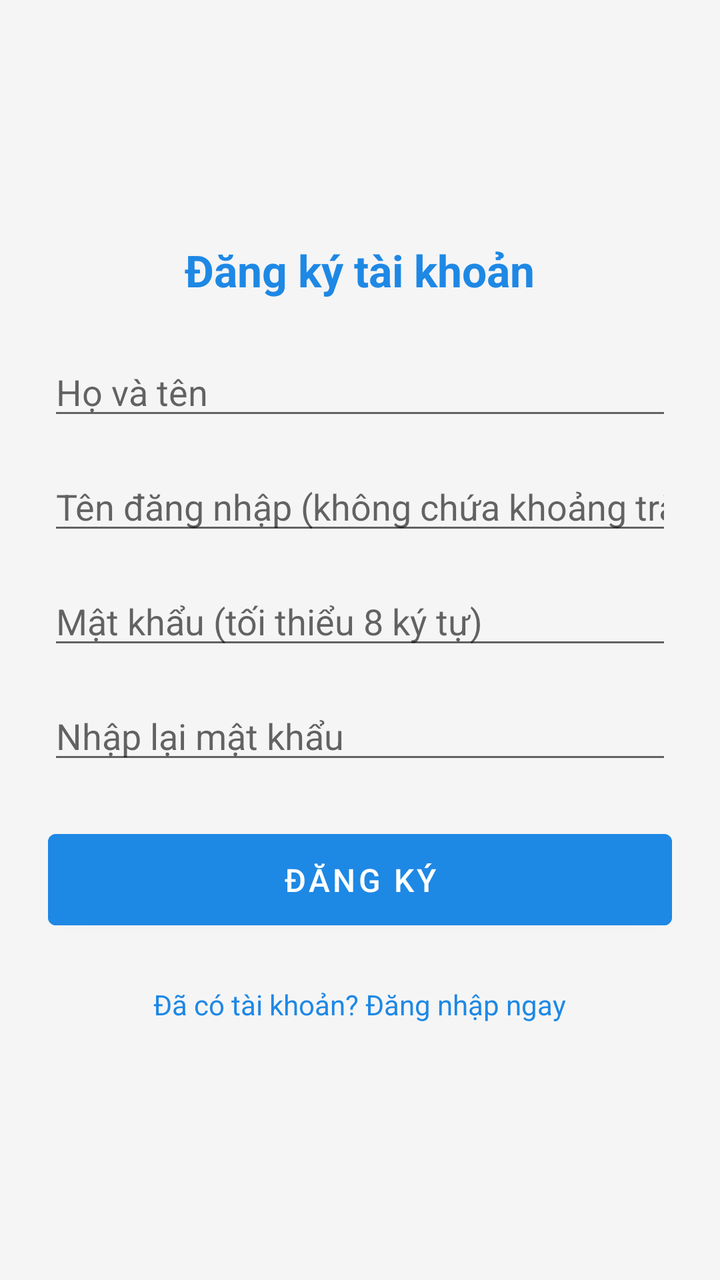
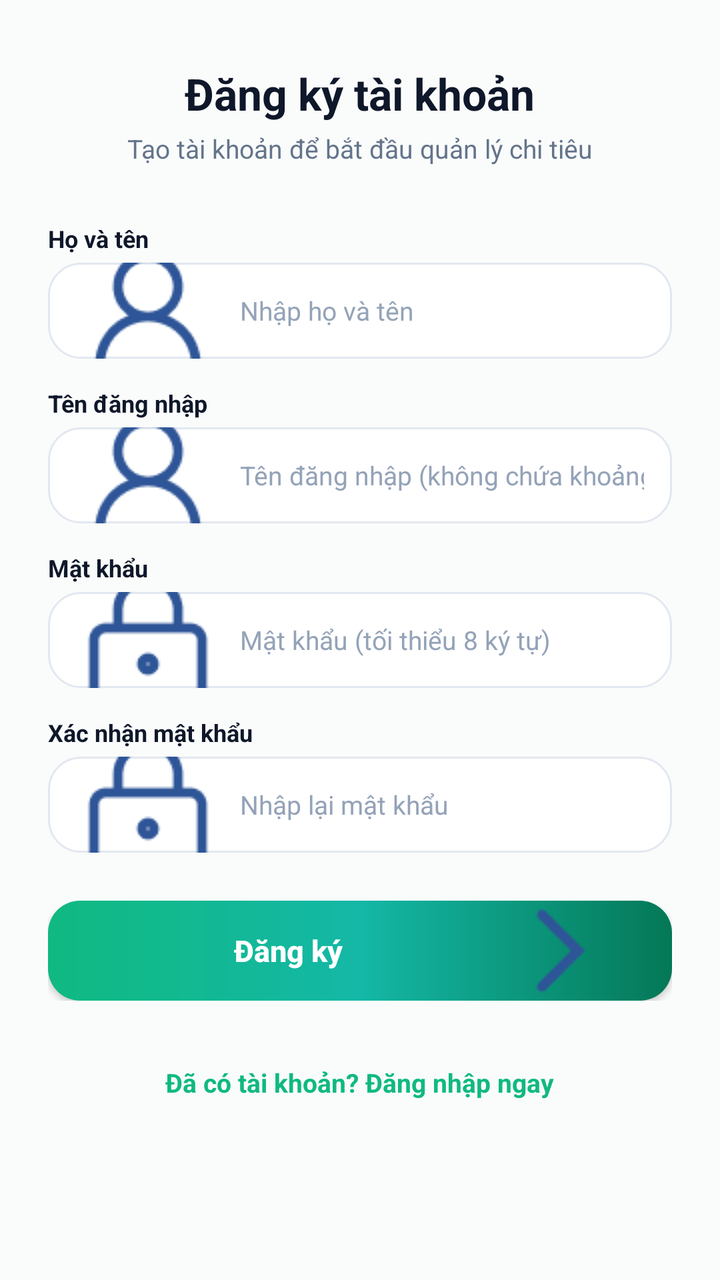

Screens rendered from an Android XML layout before and after an edit, with the pre-edit source and the edit as a unified diff.
<!-- AndroidManifest.xml: application theme Theme.PersonalExpenseManager -->
<!-- res/layout/activity_register.xml -->
<?xml version="1.0" encoding="utf-8"?>
<ScrollView xmlns:android="http://schemas.android.com/apk/res/android"
    android:layout_width="match_parent"
    android:layout_height="match_parent"
    android:fillViewport="true"
    android:background="@color/background_light">

    <LinearLayout
        android:layout_width="match_parent"
        android:layout_height="wrap_content"
        android:gravity="center"
        android:orientation="vertical"
        android:padding="24dp">

        <TextView
            android:id="@+id/tvRegisterTitle"
            android:layout_width="wrap_content"
            android:layout_height="wrap_content"
            android:text="Đăng ký tài khoản"
            android:textColor="@color/primary"
            android:textSize="22sp"
            android:textStyle="bold" />

        <EditText
            android:id="@+id/etFullName"
            android:layout_width="match_parent"
            android:layout_height="wrap_content"
            android:layout_marginTop="24dp"
            android:hint="Họ và tên"
            android:inputType="textPersonName" />

        <EditText
            android:id="@+id/etUsername"
            android:layout_width="match_parent"
            android:layout_height="wrap_content"
            android:layout_marginTop="16dp"
            android:hint="Tên đăng nhập (không chứa khoảng trắng)"
            android:inputType="text" />

        <EditText
            android:id="@+id/etPassword"
            android:layout_width="match_parent"
            android:layout_height="wrap_content"
            android:layout_marginTop="16dp"
            android:hint="Mật khẩu (tối thiểu 8 ký tự)"
            android:inputType="textPassword" />

        <EditText
            android:id="@+id/etConfirmPassword"
            android:layout_width="match_parent"
            android:layout_height="wrap_content"
            android:layout_marginTop="16dp"
            android:hint="Nhập lại mật khẩu"
            android:inputType="textPassword" />

        <Button
            android:id="@+id/btnRegister"
            android:layout_width="match_parent"
            android:layout_height="wrap_content"
            android:layout_marginTop="24dp"
            android:backgroundTint="@color/primary"
            android:padding="12dp"
            android:text="Đăng ký"
            android:textColor="@color/white"
            android:textSize="16sp" />

        <TextView
            android:id="@+id/tvLogin"
            android:layout_width="wrap_content"
            android:layout_height="wrap_content"
            android:layout_marginTop="16dp"
            android:padding="8dp"
            android:text="Đã có tài khoản? Đăng nhập ngay"
            android:textColor="@color/primary"
            android:textSize="14sp" />
    </LinearLayout>
</ScrollView>
<!-- resources referenced by this layout -->
<resources>
  <color name="background_light">#F5F5F5</color>
  <color name="primary">#1E88E5</color>
  <color name="white">#FFFFFF</color>
  <style name="Theme.PersonalExpenseManager" parent="Theme.MaterialComponents.DayNight.NoActionBar">
          
          <item name="colorPrimary">@color/primary</item>
          <item name="colorPrimaryVariant">@color/primary_dark</item>
          <item name="colorOnPrimary">@color/white</item>
          
          <item name="colorSecondary">@color/color_accent</item>
          <item name="colorSecondaryVariant">@color/color_accent</item>
          <item name="colorOnSecondary">@color/black</item>
          
          <item name="android:statusBarColor">?attr/colorPrimaryVariant</item>
          
          <item name="android:windowBackground">@color/background_light</item>
      </style>
  <color name="primary_dark">#1565C0</color>
  <color name="color_accent">#FF9800</color>
  <color name="black">#000000</color>
</resources>

<!-- the commit's change to res/layout/activity_register.xml (unified diff, before → after) -->
@@ -1,77 +1,167 @@
 <?xml version="1.0" encoding="utf-8"?>
 <ScrollView xmlns:android="http://schemas.android.com/apk/res/android"
+    xmlns:app="http://schemas.android.com/apk/res-auto"
     android:layout_width="match_parent"
     android:layout_height="match_parent"
-    android:fillViewport="true"
-    android:background="@color/background_light">
+    android:background="@color/background_light"
+    android:fillViewport="true">
 
     <LinearLayout
         android:layout_width="match_parent"
         android:layout_height="wrap_content"
-        android:gravity="center"
+        android:gravity="center_horizontal"
         android:orientation="vertical"
-        android:padding="24dp">
+        android:paddingHorizontal="24dp"
+        android:paddingVertical="32dp">
 
         <TextView
             android:id="@+id/tvRegisterTitle"
             android:layout_width="wrap_content"
             android:layout_height="wrap_content"
             android:text="Đăng ký tài khoản"
-            android:textColor="@color/primary"
+            android:textColor="@color/text_primary"
             android:textSize="22sp"
             android:textStyle="bold" />
 
-        <EditText
-            android:id="@+id/etFullName"
+        <TextView
+            android:layout_width="wrap_content"
+            android:layout_height="wrap_content"
+            android:layout_marginTop="4dp"
+            android:text="Tạo tài khoản để bắt đầu quản lý chi tiêu"
+            android:textColor="@color/text_secondary"
+            android:textSize="13sp" />
+
+        <LinearLayout
             android:layout_width="match_parent"
             android:layout_height="wrap_content"
-            android:layout_marginTop="24dp"
-            android:hint="Họ và tên"
-            android:inputType="textPersonName" />
+            android:layout_marginTop="28dp"
+            android:orientation="vertical">
 
-        <EditText
-            android:id="@+id/etUsername"
-            android:layout_width="match_parent"
-            android:layout_height="wrap_content"
-            android:layout_marginTop="16dp"
-            android:hint="Tên đăng nhập (không chứa khoảng trắng)"
-            android:inputType="text" />
+            
+            <TextView
+                android:layout_width="wrap_content"
+                android:layout_height="wrap_content"
+                android:text="Họ và tên"
+                android:textColor="@color/text_primary"
+                android:textSize="12sp"
+                android:textStyle="bold" />
 
-        <EditText
-            android:id="@+id/etPassword"
-            android:layout_width="match_parent"
-            android:layout_height="wrap_content"
-            android:layout_marginTop="16dp"
-            android:hint="Mật khẩu (tối thiểu 8 ký tự)"
-            android:inputType="textPassword" />
+            <EditText
+                android:id="@+id/etFullName"
+                android:layout_width="match_parent"
+                android:layout_height="48dp"
+                android:layout_marginTop="4dp"
+                android:background="@drawable/bg_input_rounded"
+                android:drawableStart="@drawable/ic_user"
+                android:drawablePadding="10dp"
+                android:hint="Nhập họ và tên"
+                android:inputType="textPersonName"
+                android:paddingHorizontal="14dp"
+                android:textColor="@color/text_primary"
+                android:textColorHint="@color/text_hint"
+                android:textSize="13sp" />
 
-        <EditText
-            android:id="@+id/etConfirmPassword"
-            android:layout_width="match_parent"
-            android:layout_height="wrap_content"
-            android:layout_marginTop="16dp"
-            android:hint="Nhập lại mật khẩu"
-            android:inputType="textPassword" />
+            
+            <TextView
+                android:layout_width="wrap_content"
+                android:layout_height="wrap_content"
+                android:layout_marginTop="14dp"
+                android:text="Tên đăng nhập"
+                android:textColor="@color/text_primary"
+                android:textSize="12sp"
+                android:textStyle="bold" />
 
-        <Button
-            android:id="@+id/btnRegister"
-            android:layout_width="match_parent"
-            android:layout_height="wrap_content"
-            android:layout_marginTop="24dp"
-            android:backgroundTint="@color/primary"
-            android:padding="12dp"
-            android:text="Đăng ký"
-            android:textColor="@color/white"
-            android:textSize="16sp" />
+            <EditText
+                android:id="@+id/etUsername"
+                android:layout_width="match_parent"
+                android:layout_height="48dp"
+                android:layout_marginTop="4dp"
+                android:background="@drawable/bg_input_rounded"
+                android:drawableStart="@drawable/ic_user"
+                android:drawablePadding="10dp"
+                android:hint="Tên đăng nhập (không chứa khoảng trắng)"
+                android:inputType="text"
+                android:paddingHorizontal="14dp"
+                android:textColor="@color/text_primary"
+                android:textColorHint="@color/text_hint"
+                android:textSize="13sp" />
+
+            
+            <TextView
+                android:layout_width="wrap_content"
+                android:layout_height="wrap_content"
+                android:layout_marginTop="14dp"
+                android:text="Mật khẩu"
+                android:textColor="@color/text_primary"
+                android:textSize="12sp"
+                android:textStyle="bold" />
+
+            <EditText
+                android:id="@+id/etPassword"
+                android:layout_width="match_parent"
+                android:layout_height="48dp"
+                android:layout_marginTop="4dp"
+                android:background="@drawable/bg_input_rounded"
+                android:drawableStart="@drawable/ic_lock"
+                android:drawablePadding="10dp"
+                android:hint="Mật khẩu (tối thiểu 8 ký tự)"
+                android:inputType="textPassword"
+                android:paddingHorizontal="14dp"
+                android:textColor="@color/text_primary"
+                android:textColorHint="@color/text_hint"
+                android:textSize="13sp" />
+
+            
+            <TextView
+                android:layout_width="wrap_content"
+                android:layout_height="wrap_content"
+                android:layout_marginTop="14dp"
+                android:text="Xác nhận mật khẩu"
+                android:textColor="@color/text_primary"
+                android:textSize="12sp"
+                android:textStyle="bold" />
+
+            <EditText
+                android:id="@+id/etConfirmPassword"
+                android:layout_width="match_parent"
+                android:layout_height="48dp"
+                android:layout_marginTop="4dp"
+                android:background="@drawable/bg_input_rounded"
+                android:drawableStart="@drawable/ic_lock"
+                android:drawablePadding="10dp"
+                android:hint="Nhập lại mật khẩu"
+                android:inputType="textPassword"
+                android:paddingHorizontal="14dp"
+                android:textColor="@color/text_primary"
+                android:textColorHint="@color/text_hint"
+                android:textSize="13sp" />
+
+            
+            <androidx.appcompat.widget.AppCompatButton
+                android:id="@+id/btnRegister"
+                android:layout_width="match_parent"
+                android:layout_height="50dp"
+                android:layout_marginTop="24dp"
+                android:background="@drawable/bg_button_emerald"
+                android:drawableEnd="@drawable/ic_next"
+                android:paddingHorizontal="20dp"
+                android:text="Đăng ký"
+                android:textAllCaps="false"
+                android:textColor="@color/white"
+                android:textSize="15sp"
+                android:textStyle="bold"
+                app:tint="@color/white" />
+        </LinearLayout>
 
         <TextView
             android:id="@+id/tvLogin"
             android:layout_width="wrap_content"
             android:layout_height="wrap_content"
-            android:layout_marginTop="16dp"
+            android:layout_marginTop="24dp"
             android:padding="8dp"
             android:text="Đã có tài khoản? Đăng nhập ngay"
             android:textColor="@color/primary"
-            android:textSize="14sp" />
+            android:textSize="13sp"
+            android:textStyle="bold" />
     </LinearLayout>
 </ScrollView>
<!-- resource entries referenced after the edit -->
@@ -1,8 +1,34 @@
 <!-- resources referenced by this layout -->
 <resources>
-  <color name="background_light">#F5F5F5</color>
-  <color name="primary">#1E88E5</color>
+  <color name="background_light">#FAFCFB</color>
+  <color name="primary">#10B981</color>
+  <color name="text_hint">#94A3B8</color>
+  <color name="text_primary">#0F172A</color>
+  <color name="text_secondary">#64748B</color>
   <color name="white">#FFFFFF</color>
+  <!-- drawable bg_button_emerald (drawable) -->
+  <?xml version="1.0" encoding="utf-8"?>
+  <shape xmlns:android="http://schemas.android.com/apk/res/android">
+      <gradient
+          android:angle="0"
+          android:startColor="@color/primary_gradient_start"
+          android:centerColor="@color/primary_gradient_center"
+          android:endColor="@color/primary_gradient_end"
+          android:type="linear" />
+      <corners android:radius="16dp" />
+  </shape>
+  <!-- drawable bg_input_rounded (drawable) -->
+  <?xml version="1.0" encoding="utf-8"?>
+  <shape xmlns:android="http://schemas.android.com/apk/res/android">
+      <solid android:color="@color/surface_light" />
+      <corners android:radius="16dp" />
+      <stroke
+          android:width="1dp"
+          android:color="@color/input_border" />
+  </shape>
+  <!-- drawable ic_lock: png bitmap (drawable, 1460 bytes) -->
+  <!-- drawable ic_next: png bitmap (drawable, 550 bytes) -->
+  <!-- drawable ic_user: png bitmap (drawable, 1716 bytes) -->
   <style name="Theme.PersonalExpenseManager" parent="Theme.MaterialComponents.DayNight.NoActionBar">
           
           <item name="colorPrimary">@color/primary</item>
@@ -17,8 +43,13 @@
           
           <item name="android:windowBackground">@color/background_light</item>
       </style>
-  <color name="primary_dark">#1565C0</color>
-  <color name="color_accent">#FF9800</color>
+  <color name="primary_gradient_start">#10B981</color>
+  <color name="primary_gradient_center">#14B8A6</color>
+  <color name="primary_gradient_end">#047857</color>
+  <color name="surface_light">#FFFFFF</color>
+  <color name="input_border">#E2E8F0</color>
+  <color name="primary_dark">#047857</color>
+  <color name="color_accent">#14B8A6</color>
   <color name="black">#000000</color>
 </resources>
 
